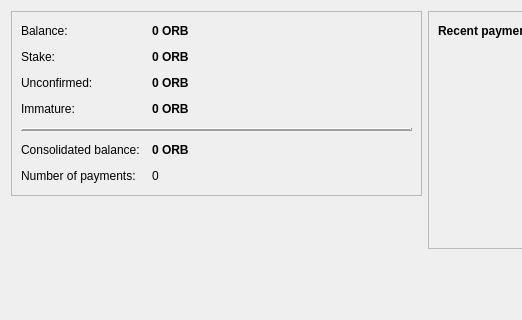
First picture: the form in src/qt/forms/overviewpage.ui, repository TrezarCoin/TrezarCoin, before the edit; both pictures show x 0 to 522 and y 0 to 320 of the 850 by 475 pixel window.
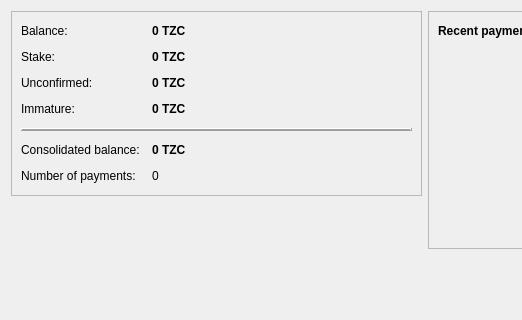
Second picture: the form after the edit. Icons and pictures are not drawn.

Patch:
```diff
--- a/src/qt/forms/overviewpage.ui
+++ b/src/qt/forms/overviewpage.ui
@@ -64,7 +64,7 @@
              <string>Your available balance</string>
             </property>
             <property name="text">
-             <string notr="true">0 ORB</string>
+             <string notr="true">0 TZC</string>
             </property>
             <property name="textInteractionFlags">
              <set>Qt::LinksAccessibleByMouse|Qt::TextSelectableByKeyboard|Qt::TextSelectableByMouse</set>
@@ -93,7 +93,7 @@
              <string>Total of coins out of the current balance impermanently due to a profit generated recently</string>
             </property>
             <property name="text">
-             <string notr="true">0 ORB</string>
+             <string notr="true">0 TZC</string>
             </property>
             <property name="textInteractionFlags">
              <set>Qt::LinksAccessibleByMouse|Qt::TextSelectableByKeyboard|Qt::TextSelectableByMouse</set>
@@ -122,7 +122,7 @@
              <string>Total of coins not yet confirmed and count pending toward the current balance</string>
             </property>
             <property name="text">
-             <string notr="true">0 ORB</string>
+             <string notr="true">0 TZC</string>
             </property>
             <property name="textInteractionFlags">
              <set>Qt::LinksAccessibleByMouse|Qt::TextSelectableByKeyboard|Qt::TextSelectableByMouse</set>
@@ -148,7 +148,7 @@
              <string>Mined balance not yet matured</string>
             </property>
             <property name="text">
-             <string notr="true">0 ORB</string>
+             <string notr="true">0 TZC</string>
             </property>
             <property name="textInteractionFlags">
              <set>Qt::LinksAccessibleByMouse|Qt::TextSelectableByKeyboard|Qt::TextSelectableByMouse</set>
@@ -193,7 +193,7 @@
              <string>Consolidated (total) balance of all the accounts above</string>
             </property>
             <property name="text">
-             <string notr="true">0 ORB</string>
+             <string notr="true">0 TZC</string>
             </property>
             <property name="textInteractionFlags">
              <set>Qt::LinksAccessibleByMouse|Qt::TextSelectableByKeyboard|Qt::TextSelectableByMouse</set>
```
Left out of the diff: 6 changed lines with no effect on the pictures.
